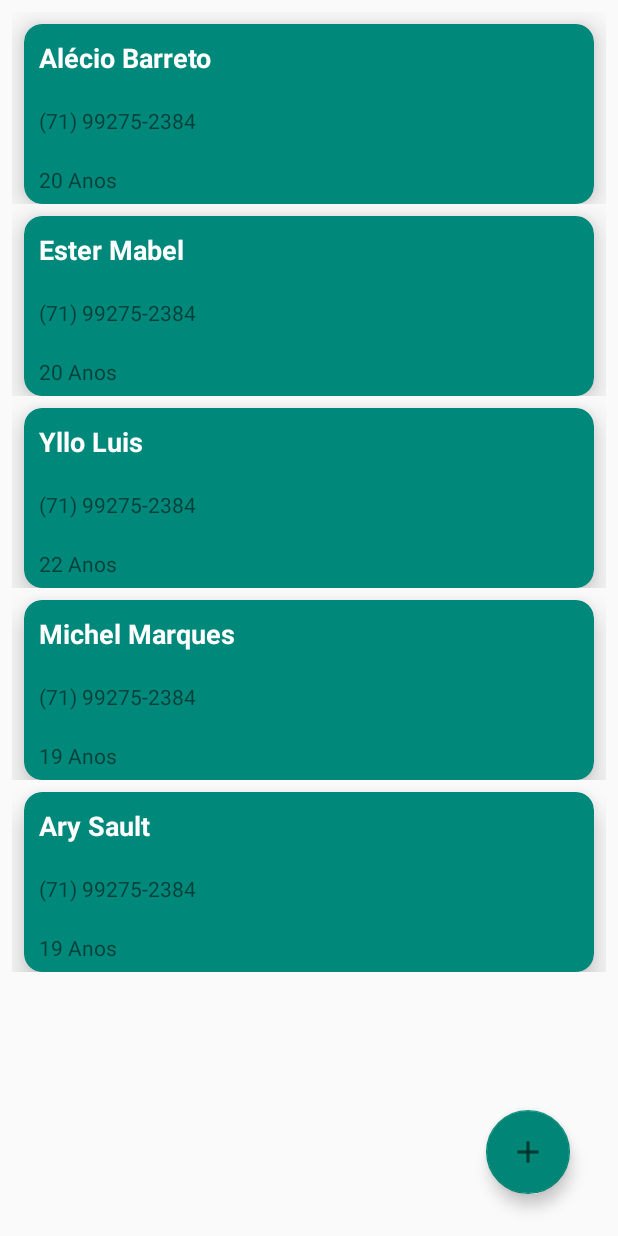
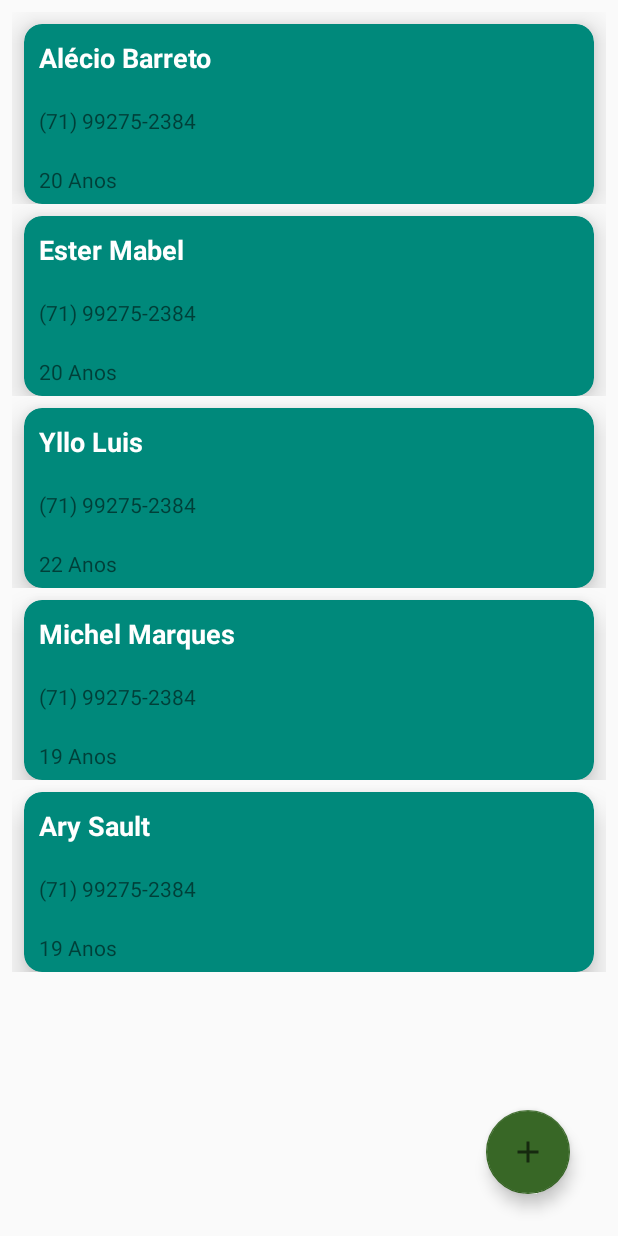
Before and after one commit to barretoalecio/android, an Android app: the screen it shows after launch (MainActivity), on a phone screen of 412 x 824 dp. Run offline under Robolectric (Android 15) with nearby library versions, the phone set to English and light mode, and no system bars; our stand-ins replace Room's generated code.

Commit message:
First Commit

```diff
--- a/app/src/main/res/layout/activity_main.xml
+++ b/app/src/main/res/layout/activity_main.xml
@@ -27,6 +27,7 @@
         android:layout_marginBottom="28dp"
         android:clickable="true"
         android:contentDescription="@string/description_text"
+        app:backgroundTint="#386726"
         app:layout_constraintBottom_toBottomOf="parent"
         app:layout_constraintEnd_toEndOf="parent"
         app:srcCompat="@drawable/ic_baseline_add_24" />
```
